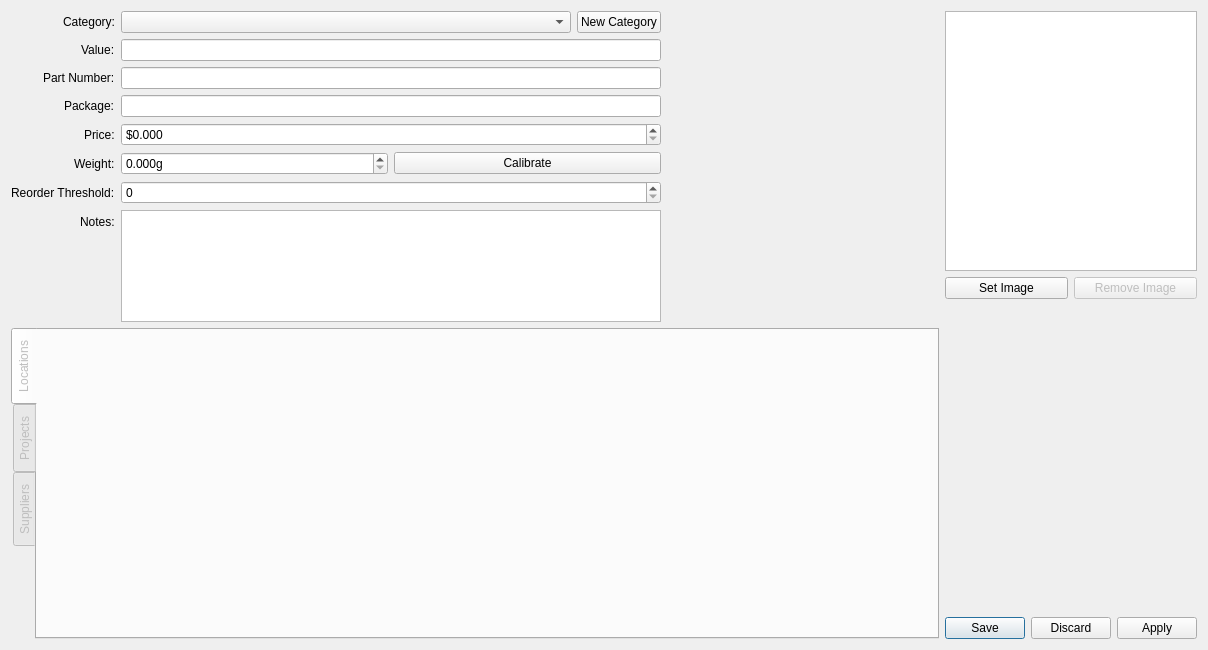
First picture: the form in ui/dialog_part.ui, repository jwjulien/inventory, before the edit.
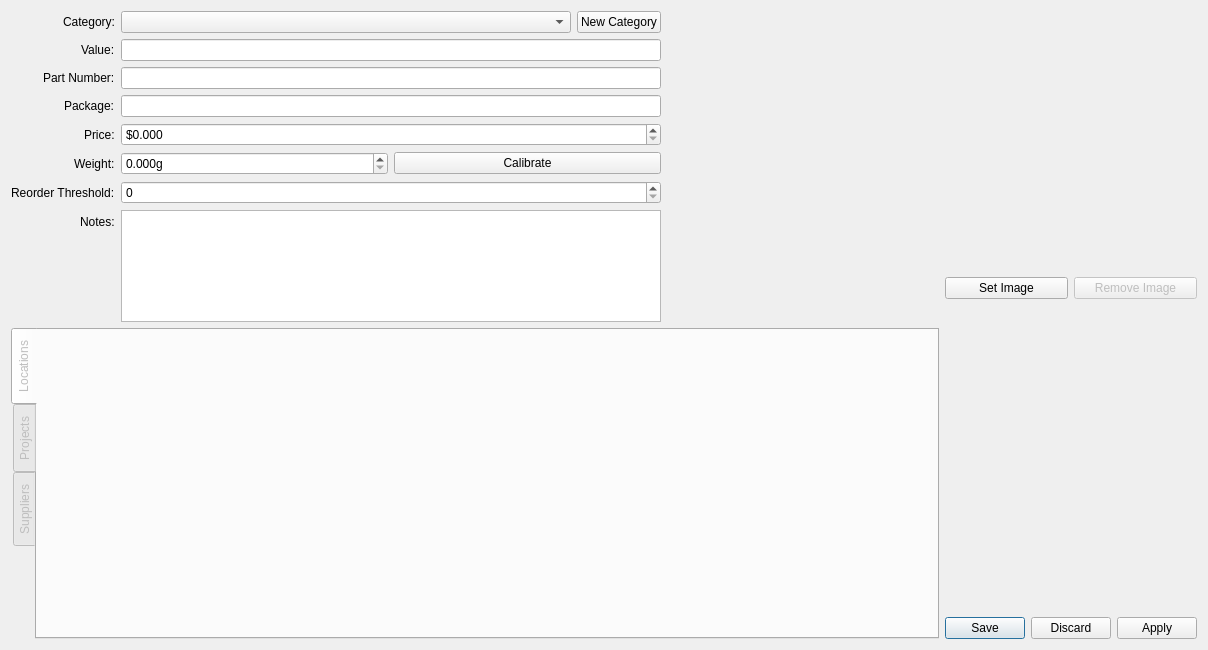
Second picture: the form after the edit. Custom widgets are drawn as their Qt base class.

Commit message: added support for images to Parts

Diff of the .ui file:
```diff
--- a/ui/dialog_part.ui
+++ b/ui/dialog_part.ui
@@ -349,7 +349,20 @@
           <number>0</number>
          </property>
          <item>
-          <widget class="QGraphicsView" name="image"/>
+          <widget class="QLabel" name="image">
+           <property name="sizePolicy">
+            <sizepolicy hsizetype="Preferred" vsizetype="Preferred">
+             <horstretch>1</horstretch>
+             <verstretch>1</verstretch>
+            </sizepolicy>
+           </property>
+           <property name="scaledContents">
+            <bool>true</bool>
+           </property>
+           <property name="alignment">
+            <set>Qt::AlignCenter</set>
+           </property>
+          </widget>
          </item>
          <item>
           <layout class="QHBoxLayout" name="horizontalLayout_3">
```
The commit also changes 3 other files.
